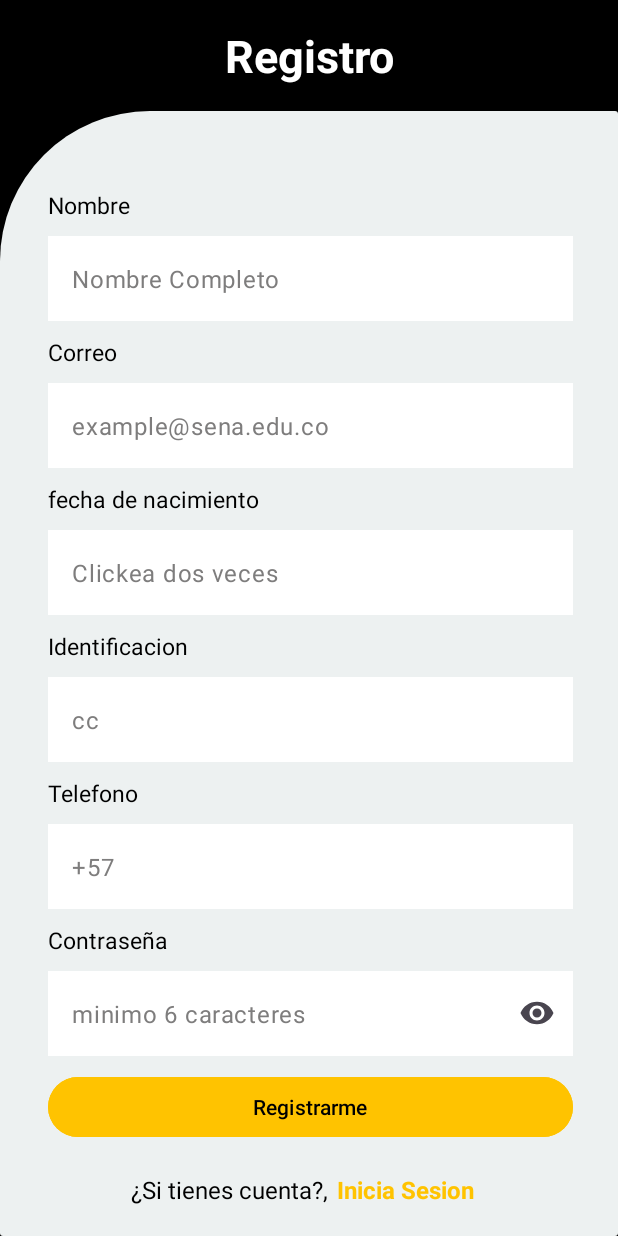
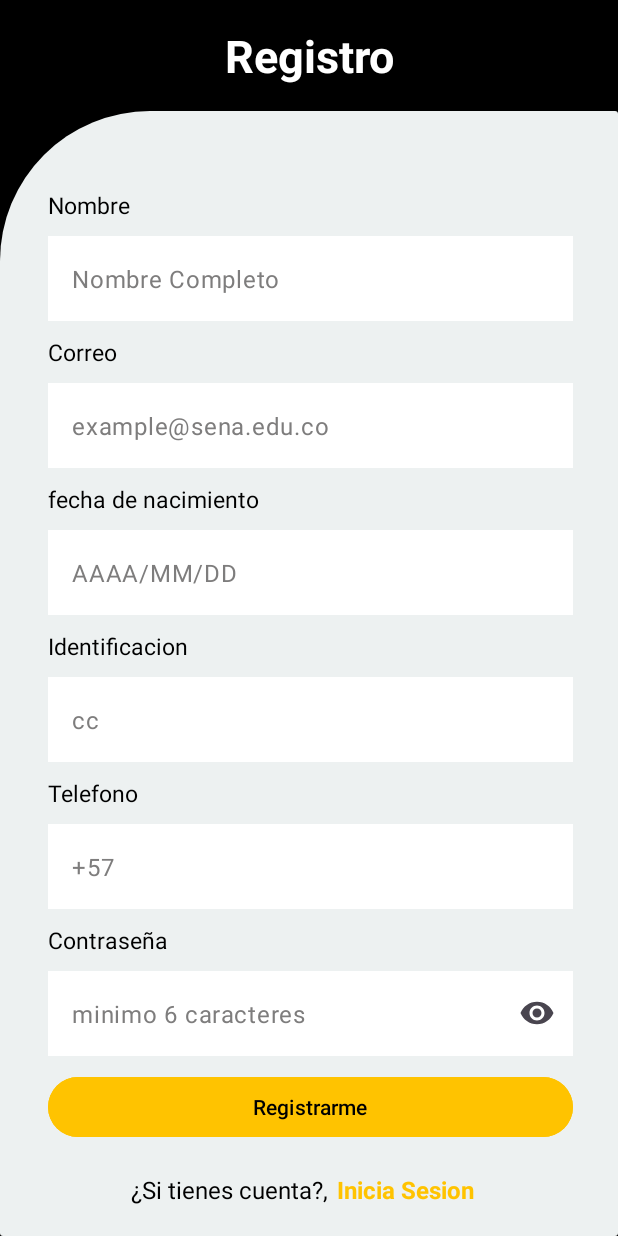
Before and after one commit to alvarolpz43/RPMMovil, an Android app: the Register screen opened directly, with no data from a screen before it, on a phone screen of 412 x 824 dp. Run offline under Robolectric (Android 15) with nearby library versions, the phone set to English and light mode, and no system bars.

Commit message:
login/resgiter completos

```diff
--- a/app/src/main/res/layout/activity_register.xml
+++ b/app/src/main/res/layout/activity_register.xml
@@ -113,10 +113,12 @@
                     android:id="@+id/ETDate"
                     android:layout_width="match_parent"
                     android:layout_height="wrap_content"
-                    android:hint="Clickea dos veces"
+                    android:hint="AAAA/MM/DD"
                     android:textColorHint="@color/Gray"
-                    android:inputType="date"
-                    android:textColor="@color/black" />
+                    android:textColor="@color/black"
+                    android:focusable="false"
+                android:focusableInTouchMode="false"
+                android:inputType="none"  />
 
             </com.google.android.material.textfield.TextInputLayout>
             <TextView
```
